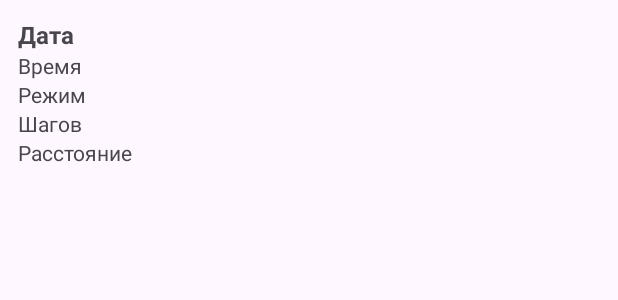
After one commit to wizand0/SafeOrbit, an Android app: the layout item_activity_log.xml on its own in the app's theme, with its tools: preview values and no code run, on a phone screen of 412 x 824 dp. The commit adds this screen. Shown: the top 300 px of the screen. Run offline under Robolectric (Android 15) with nearby library versions, the phone set to English and light mode, and no system bars.

Commit message:
v1.3.12.

```diff
--- a/app/build.gradle
+++ b/app/build.gradle
@@ -25,8 +25,8 @@ android {
         applicationId "ru.wizand.safeorbit"
         minSdk 29
         targetSdk 35
-        versionCode 4
-        versionName "1.3.9"
+        versionCode 5
+        versionName "1.3.11"
 
         testInstrumentationRunner "androidx.test.runner.AndroidJUnitRunner"
 
--- /dev/null
+++ b/app/src/main/res/drawable/item_background_active.xml
@@ -0,0 +1,4 @@
+<?xml version="1.0" encoding="utf-8"?>
+<shape xmlns:android="http://schemas.android.com/apk/res/android">
+    <solid android:color="#E0F8E0"/> <!-- Светло-зелёный фон -->
+</shape>
--- /dev/null
+++ b/app/src/main/res/drawable/item_background_default.xml
@@ -0,0 +1,4 @@
+<?xml version="1.0" encoding="utf-8"?>
+<shape xmlns:android="http://schemas.android.com/apk/res/android">
+    <solid android:color="@android:color/white"/>
+</shape>
--- /dev/null
+++ b/app/src/main/res/layout/item_activity_log.xml
@@ -0,0 +1,45 @@
+<?xml version="1.0" encoding="utf-8"?>
+<LinearLayout xmlns:android="http://schemas.android.com/apk/res/android"
+    android:id="@+id/itemRoot"
+    android:layout_width="match_parent"
+    android:layout_height="wrap_content"
+    android:padding="12dp"
+    android:orientation="vertical"
+    android:background="?attr/selectableItemBackground">
+
+    <TextView
+        android:id="@+id/tvDate"
+        android:layout_width="wrap_content"
+        android:layout_height="wrap_content"
+        android:text="Дата"
+        android:textStyle="bold"
+        android:textSize="16sp" />
+
+    <TextView
+        android:id="@+id/tvTime"
+        android:layout_width="wrap_content"
+        android:layout_height="wrap_content"
+        android:text="Время"
+        android:textSize="14sp" />
+
+    <TextView
+        android:id="@+id/tvMode"
+        android:layout_width="wrap_content"
+        android:layout_height="wrap_content"
+        android:text="Режим"
+        android:textSize="14sp" />
+
+    <TextView
+        android:id="@+id/tvSteps"
+        android:layout_width="wrap_content"
+        android:layout_height="wrap_content"
+        android:text="Шагов"
+        android:textSize="14sp" />
+
+    <TextView
+        android:id="@+id/tvDistance"
+        android:layout_width="wrap_content"
+        android:layout_height="wrap_content"
+        android:text="Расстояние"
+        android:textSize="14sp" />
+</LinearLayout>
```
Also changed, not shown: app/src/main/java/ru/wizand/safeorbit/data/ActivityLogDao.kt (added, +19 -0 lines), app/src/main/java/ru/wizand/safeorbit/data/ActivityLogEntity.kt (added, +15 -0 lines), app/src/main/java/ru/wizand/safeorbit/data/AppDatabase.kt (+7 -1 lines), app/src/main/java/ru/wizand/safeorbit/data/model/ActivityLogUiModel.kt (added, +10 -0 lines), app/src/main/java/ru/wizand/safeorbit/presentation/server/ActivityLogAdapter.kt (added, +53 -0 lines), app/src/main/java/ru/wizand/safeorbit/presentation/server/ActivityLogViewModel.kt (added, +117 -0 lines), app/src/main/java/ru/wizand/safeorbit/presentation/server/LocationService.kt (+35 -0 lines), app/src/main/java/ru/wizand/safeorbit/presentation/server/ServerHistoryFragment.kt (added, +72 -0 lines), app/src/main/java/ru/wizand/safeorbit/presentation/server/ServerMainActivity.kt (+4 -3 lines), app/src/main/res/layout/activity_server_main.xml (+6 -2 lines), app/src/main/res/layout/fragment_server_history.xml (added, +31 -0 lines), app/src/main/res/menu/server_bottom_nav_menu.xml (+3 -4 lines), app/src/main/res/values/styles.xml (added, +7 -0 lines), app/src/main/res/drawable/ic_history.png (added).
